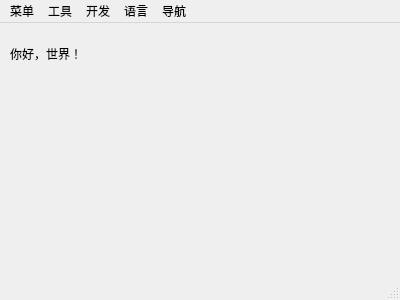
This is langdemo/mainwindow.ui in USBproject/QT as Qt 5 draws it before an edit. The edited form follows.
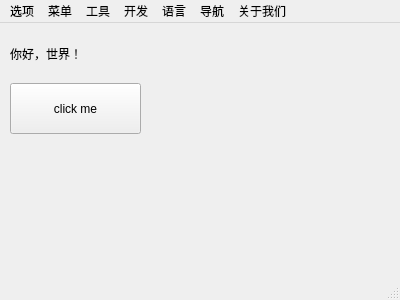
This is the edited form.

The edit to the form file:
```diff
--- a/langdemo/mainwindow.ui
+++ b/langdemo/mainwindow.ui
@@ -30,6 +30,19 @@
      <string>你好，世界！</string>
     </property>
    </widget>
+   <widget class="QPushButton" name="pushButton">
+    <property name="geometry">
+     <rect>
+      <x>10</x>
+      <y>60</y>
+      <width>131</width>
+      <height>51</height>
+     </rect>
+    </property>
+    <property name="text">
+     <string>click me</string>
+    </property>
+   </widget>
   </widget>
   <widget class="QMenuBar" name="menuBar">
    <property name="geometry">
@@ -69,11 +82,23 @@
      <string>导航</string>
     </property>
    </widget>
+   <widget class="QMenu" name="menu_6">
+    <property name="title">
+     <string>选项</string>
+    </property>
+   </widget>
+   <widget class="QMenu" name="menu_7">
+    <property name="title">
+     <string>关于我们</string>
+    </property>
+   </widget>
+   <addaction name="menu_6"/>
    <addaction name="menu_2"/>
    <addaction name="menu_3"/>
    <addaction name="menu_4"/>
    <addaction name="menu"/>
    <addaction name="menu_5"/>
+   <addaction name="menu_7"/>
   </widget>
   <widget class="QStatusBar" name="statusBar"/>
   <action name="actionenglish">
```
Left out of the diff: 6 changed lines with no effect on the pictures.
